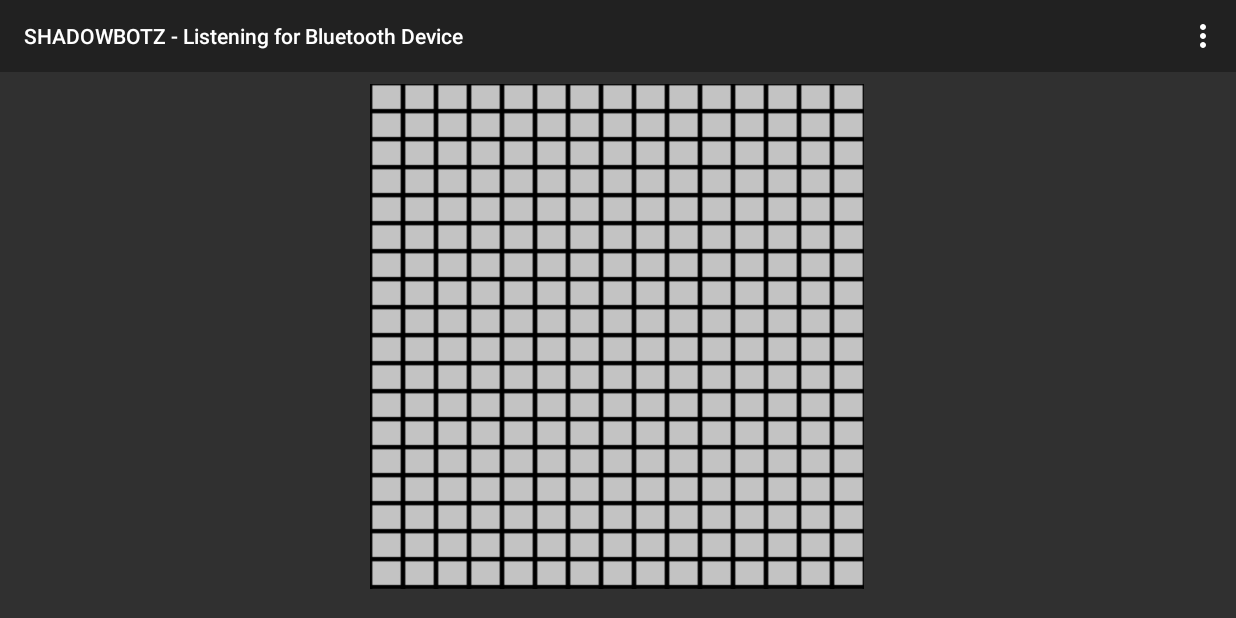
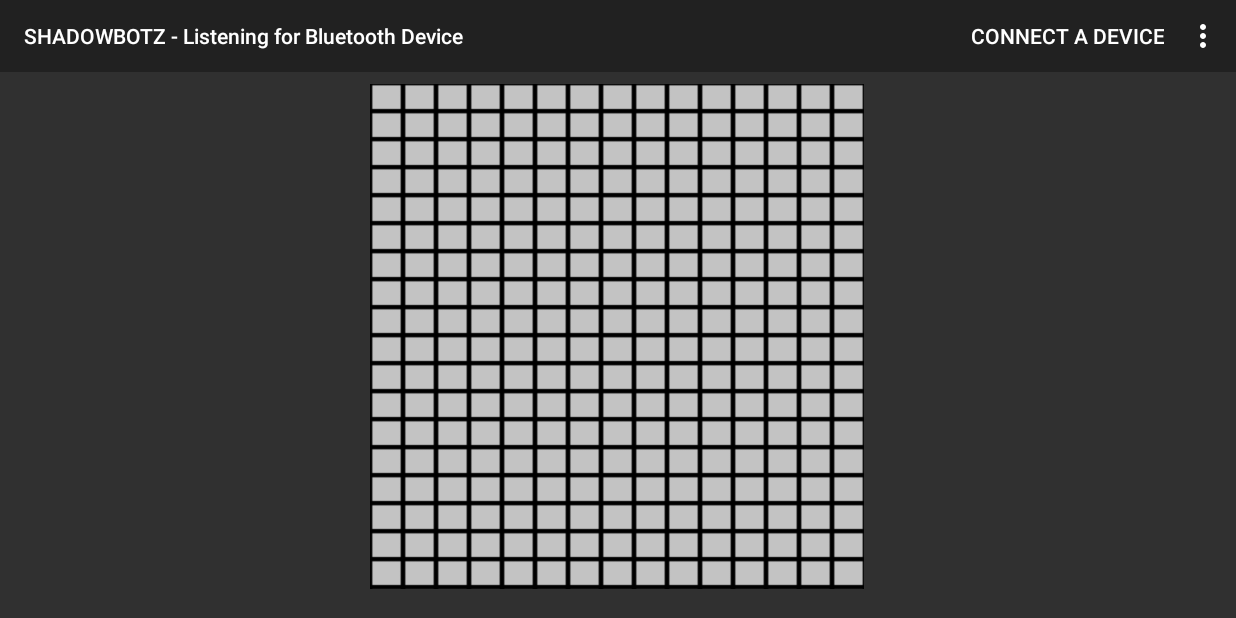
Before and after one commit to hdgwee/scse.cz3004.2018.s1.g11, an Android app: the screen it shows after launch (MainActivity), in the options menu, after a tap on "Enable Discovery", on a phone screen of 824 x 412 dp (held sideways). Run offline under Robolectric (Android 15) with nearby library versions, the phone set to English and light mode, and no system bars; libraries missing offline, so code that uses them is left out: com.andretietz.android, io.realm; plain views replace DirectionView; 3 statements that could not run were skipped.

Commit message:
RadioButton for Exploration and Fastest Path added UI improvements

```diff
--- a/app/src/main/AndroidManifest.xml
+++ b/app/src/main/AndroidManifest.xml
@@ -17,7 +17,6 @@
         android:icon="@mipmap/ic_launcher"
         android:label="@string/app_name"
         android:roundIcon="@mipmap/ic_launcher_round"
-        android:supportsRtl="true"
         android:theme="@style/Theme.AppCompat">
         <activity
             android:name=".View.MainActivity"
@@ -30,7 +29,7 @@
         <activity
             android:name=".View.Bluetooth.BluetoothActivity"
             android:label="@string/title_activity_bluetooth_log"
-            android:screenOrientation="portrait"
+            android:screenOrientation="landscape"
             android:theme="@style/Theme.AppCompat" />
         <activity
             android:name=".View.Bluetooth.DeviceListActivity"
--- a/app/src/main/java/shadowbotz/shadowbotz/View/Bluetooth/BluetoothActivity.java
+++ b/app/src/main/java/shadowbotz/shadowbotz/View/Bluetooth/BluetoothActivity.java
@@ -4,6 +4,7 @@ import android.os.Bundle;
 import android.support.v4.app.FragmentTransaction;
 import android.support.v7.app.AppCompatActivity;
 import android.view.Menu;
+import android.view.WindowManager;
 
 import shadowbotz.shadowbotz.R;
 
@@ -18,6 +19,11 @@ public class BluetoothActivity extends AppCompatActivity {
 
     @Override
     protected void onCreate(Bundle savedInstanceState) {
+
+        // Full Screen
+        getWindow().setFlags(WindowManager.LayoutParams.FLAG_FULLSCREEN,
+                WindowManager.LayoutParams.FLAG_FULLSCREEN);
+
         super.onCreate(savedInstanceState);
         setContentView(R.layout.activity_bluetooth);
 
--- a/app/src/main/java/shadowbotz/shadowbotz/View/RobotFragment.java
+++ b/app/src/main/java/shadowbotz/shadowbotz/View/RobotFragment.java
@@ -18,6 +18,7 @@ import android.widget.Button;
 import android.widget.CompoundButton;
 import android.widget.GridView;
 import android.widget.LinearLayout;
+import android.widget.RadioButton;
 import android.widget.RelativeLayout;
 import android.widget.Switch;
 import android.widget.TextView;
@@ -54,15 +55,18 @@ public class RobotFragment extends Fragment implements Observer {
 
     private Button setWaypoint;
     private Button setRobot;
-    private Button sendCoords;
+    private Button buttonSendCoords;
 
     private boolean autoUpdate=true;
     private boolean canSetWayPoint = false;
     private boolean canSetRobot = false;
-    private boolean rotateSensorOn = true; //change to false to deactivate
+    private boolean rotateSensorOn = false; // Change to false to deactivate
+
+    private Thread threadToSendAction = null;
+    private boolean stopSendingAction = false;
+    private String directionOfAction;
 
     private JSONObject latestGridAction;
-
 
     private DescriptorStringController descriptorStringController;
 
@@ -79,10 +83,11 @@ public class RobotFragment extends Fragment implements Observer {
         final FragmentActivity fragmentBelongActivity = getActivity();
         final FloatingActionButton fab =  view.findViewById(R.id.fab);
         final SharedPreferences sharedPreferences = fragmentBelongActivity.getSharedPreferences(Config.SHARED_PREF_NAME, Context.MODE_PRIVATE);
-        final DirectionView directionView = (DirectionView) view.findViewById(R.id.viewDirection);
+        final DirectionView directionView = view.findViewById(R.id.viewDirection);
 
         final Switch switchMovement = view.findViewById(R.id.switchNavigation);
         final Switch switchUpdate = view.findViewById(R.id.switchUpdate);
+
         final Button buttonStart = view.findViewById(R.id.buttonStart);
         final Button buttonStop = view.findViewById(R.id.buttonStop);
 
@@ -90,13 +95,25 @@ public class RobotFragment extends Fragment implements Observer {
         final TextView textviewRobotHead = view.findViewById(R.id.textview_robot_head);
         final TextView textviewWaypoint = view.findViewById(R.id.textview_waypoint);
 
+        final RadioButton radioExploration = view.findViewById(R.id.radioExploration);
+        final RadioButton radioFastestPath = view.findViewById(R.id.radioFastestPath);
+
         final RelativeLayout leftColumn = view.findViewById(R.id.leftColumn);
         final LinearLayout rightColumn = view.findViewById(R.id.rightColumn);
 
+        final Switch switchRotateBySensor = view.findViewById(R.id.switchRotateBySensor);
+
+        switchRotateBySensor.setOnCheckedChangeListener(new CompoundButton.OnCheckedChangeListener() {
+            @Override
+            public void onCheckedChanged(CompoundButton compoundButton, boolean b) {
+                rotateSensorOn = b;
+            }
+        });
+
         setWaypoint = view.findViewById(R.id.button_way_point);
         setRobot = view.findViewById(R.id.button_robot_position);
-        sendCoords = view.findViewById(R.id.button_send_coords);
-        sendCoords.setEnabled(false);
+        buttonSendCoords = view.findViewById(R.id.button_send_coords);
+        buttonSendCoords.setEnabled(false);
 
         statusTextView = view.findViewById(R.id.statusTextView);
 
@@ -110,7 +127,7 @@ public class RobotFragment extends Fragment implements Observer {
         SensorManager sensorManager = (SensorManager) getActivity().getSystemService(SENSOR_SERVICE);
         Sensor rotationVectorSensor = sensorManager.getDefaultSensor(Sensor.TYPE_ROTATION_VECTOR);
 
-        SensorEventListener  rvListener = new SensorEventListener() {
+        SensorEventListener rvListener = new SensorEventListener() {
             @Override
             public void onSensorChanged(SensorEvent sensorEvent) {
                 if(rotateSensorOn && robot.isHeadPosition() && robot.isBodyPosition()){
@@ -149,14 +166,14 @@ public class RobotFragment extends Fragment implements Observer {
             }
         };
 
-// Register it
+        // Register it
         sensorManager.registerListener(rvListener,
                 rotationVectorSensor, SensorManager.SENSOR_DELAY_NORMAL);
 
         //for onCreateOptionsMenu
         setHasOptionsMenu(true);
 
-        GridView gridview = (GridView) view.findViewById(R.id.gridview);
+        GridView gridview = view.findViewById(R.id.gridview);
         gridview.setAdapter(imageAdapter);
 
         descriptorStringController = new DescriptorStringController(imageAdapter);
@@ -169,7 +186,7 @@ public class RobotFragment extends Fragment implements Observer {
                     if((position%15>=1 && position%15<=13) && Math.abs(19-(Math.abs(position/15))) >=1 && Math.abs(19-(Math.abs(position/15))) <=18){
                         if(!robot.isBodyPosition()){
                             robot.setBody(position);
-                            movementController.setBody(robot); //set the starting position of the robot
+                            movementController.setBody(robot); // Set the starting position of the robot
                             robot.setBodyPosition(true);
                             // MainActivity.sendMessage("Way point: " +robot.getBody()%15 +", "+ Math.abs(19-(Math.abs(position/15))));
 
@@ -185,7 +202,7 @@ public class RobotFragment extends Fragment implements Observer {
 
                                 canSetRobot = false;
                                 setWaypoint.setEnabled(true);
-                                sendCoords.setEnabled(true);
+                                buttonSendCoords.setEnabled(true);
 
                                 leftColumn.setVisibility(View.VISIBLE);
                                 rightColumn.setVisibility(View.VISIBLE);
@@ -213,14 +230,15 @@ public class RobotFragment extends Fragment implements Observer {
 
             }
         });
-        gridview.setOnItemLongClickListener(new AdapterView.OnItemLongClickListener() { //set way point
+
+        // Set way point
+        gridview.setOnItemLongClickListener(new AdapterView.OnItemLongClickListener() {
             @Override
             public boolean onItemLongClick(AdapterView<?> adapterView, View view, int i, long l) {
                 if (canSetWayPoint){
                     robot.setWaypointPosition(i);
                     movementController.setWayPoint(robot, statusTextView);
                     robot.setWaypoint(true);
-                    // MainActivity.sendMessage("Way point: "+ robot.getWaypointPosition()%15  +", "+Math.abs(19-(Math.abs(robot.getWaypointPosition()/15))));
                     canSetWayPoint = false;
                     setRobot.setEnabled(true);
 
@@ -266,7 +284,7 @@ public class RobotFragment extends Fragment implements Observer {
             }
         });
 
-        sendCoords.setOnClickListener(new View.OnClickListener() {
+        buttonSendCoords.setOnClickListener(new View.OnClickListener() {
             @Override
             public void onClick(View view) {
                 JSONObject data = new JSONObject();
@@ -291,28 +309,32 @@ public class RobotFragment extends Fragment implements Observer {
                 }
 
                 MainActivity.sendMessage(jsonObject.toString());
+
+                buttonStart.setEnabled(true);
+                rightColumn.setVisibility(View.VISIBLE);
             }
         });
 
         directionView.setOnButtonListener(new InputView.InputEventListener() {
             @Override public void onInputEvent(View view, int buttons) {
-
                 if(robot.isBodyPosition() && robot.isHeadPosition()){
                     switch (buttons&0xff) {
                         case DirectionView.DIRECTION_DOWN:
                             break;
                         case DirectionView.DIRECTION_RIGHT:
-                            movementController.turnRight(robot);
-                            MainActivity.sendMessage("right");
+                            startActionThread();
+                            directionOfAction = "right";
                             break;
-
                         case DirectionView.DIRECTION_LEFT:
-                            movementController.turnLeft(robot);
-                            MainActivity.sendMessage("left");
+                            startActionThread();
+                            directionOfAction = "left";
                             break;
-                        case DirectionView.DIRECTION_UP: //move forward
-                            movementController.moveForward(robot);
-                            MainActivity.sendMessage("forward");
+                        case DirectionView.DIRECTION_UP:
+                            startActionThread();
+                            directionOfAction = "forward";
+                            break;
+                        default:
+                            stopSendingAction = true;
                             break;
                     }
                 }
@@ -342,7 +364,6 @@ public class RobotFragment extends Fragment implements Observer {
                 if (b){
                     fab.setVisibility(View.GONE);
                     fab.setActivated(false);
-                    Toast.makeText(fragmentBelongActivity, "Auto updating", Toast.LENGTH_SHORT).show();
                     autoUpdate = true;
                 }
                 else{
@@ -353,32 +374,23 @@ public class RobotFragment extends Fragment implements Observer {
             }
         });
 
-        //set auto buttons to invisible
-        buttonStart.setVisibility(View.GONE);
-        buttonStart.setActivated(false);
-        buttonStop.setVisibility(View.GONE);
-        buttonStop.setActivated(false);
-        buttonStop.setEnabled(false);
-
         switchMovement.setOnCheckedChangeListener(new CompoundButton.OnCheckedChangeListener() {
             @Override
             public void onCheckedChanged(CompoundButton compoundButton, boolean b) {
                 if(b){ // if auto
-                    directionView.setVisibility(View.GONE);
-                    directionView.setActivated(false);
-                    buttonStart.setVisibility(View.VISIBLE);
-                    buttonStart.setActivated(true);
-                    buttonStop.setVisibility(View.VISIBLE);
-                    buttonStop.setActivated(true);
+                    LinearLayout linearLayoutForAutoNavigate = view.findViewById(R.id.linearLayoutForAutoNavigate);
+                    linearLayoutForAutoNavigate.setVisibility(View.VISIBLE);
 
+                    LinearLayout linearLayoutForDirectionalPad = view.findViewById(R.id.linearLayoutForDirectionalPad);
+                    linearLayoutForDirectionalPad.setVisibility(View.GONE);
                 }
                 else{
-                    directionView.setVisibility(View.VISIBLE);
-                    directionView.setActivated(true);
-                    buttonStart.setVisibility(View.GONE);
-                    buttonStart.setActivated(false);
-                    buttonStop.setVisibility(View.GONE);
-                    buttonStop.setActivated(false);
+
+                    LinearLayout linearLayoutForAutoNavigate = view.findViewById(R.id.linearLayoutForAutoNavigate);
+                    linearLayoutForAutoNavigate.setVisibility(View.GONE);
+
+                    LinearLayout linearLayoutForDirectionalPad = view.findViewById(R.id.linearLayoutForDirectionalPad);
+                    linearLayoutForDirectionalPad.setVisibility(View.VISIBLE);
                 }
             }
         });
@@ -387,9 +399,17 @@ public class RobotFragment extends Fragment implements Observer {
             @Override
             public void onClick(View view) {
                 //TODO: implement start function
-                Toast.makeText(fragmentBelongActivity, "Start", Toast.LENGTH_SHORT).show();
-                buttonStart.setEnabled(false);
-                buttonStop.setEnabled(true);
+                buttonStart.setVisibility(View.GONE);
+                buttonStop.setVisibility(View.VISIBLE);
+
+                if(radioExploration.isChecked()) {
+                    MainActivity.sendMessage("{ \"action\": \"start_auto_navigate_exploration\" }");
+                }
+                else if(radioFastestPath.isChecked()){
+                    MainActivity.sendMessage("{ \"action\": \"start_auto_navigate_fastest_path\" }");
+                }
+
+                buttonSendCoords.setEnabled(false);
             }
         });
 
@@ -397,9 +417,11 @@ public class RobotFragment extends Fragment implements Observer {
             @Override
             public void onClick(View view) {
                 //TODO: implement stop function
-                Toast.makeText(fragmentBelongActivity, "Stop", Toast.LENGTH_SHORT).show();
-                buttonStop.setEnabled(false);
-                buttonStart.setEnabled(true);
+                buttonStart.setVisibility(View.VISIBLE);
+                buttonStop.setVisibility(View.GONE);
+                MainActivity.sendMessage("{ \"action\": \"stop_auto_navigate\" }");
+
+                buttonSendCoords.setEnabled(true);
             }
         });
 
@@ -496,4 +518,45 @@ public class RobotFragment extends Fragment implements Observer {
     public void setSubject(Subject sub) {
         this.topic = sub;
     }
+
+    public void startActionThread() {
+        stopSendingAction = false;
+
+        if(threadToSendAction != null && threadToSendAction.isAlive()) {
+        }
+        else {
+            threadToSendAction = new Thread() {
+                public void run() {
+                    while (!stopSendingAction) {
+                        getActivity().runOnUiThread(new Runnable() {
+                            @Override
+                            public void run() {
+                                switch (directionOfAction) {
+                                    case ("left"):
+                                        movementController.turnLeft(robot);
+                                        break;
+                                    case ("right"):
+                                        movementController.turnRight(robot);
+                                        break;
+                                    case ("forward"):
+                                        movementController.moveForward(robot);
+                                        break;
+                                    default:
+                                        break;
+                                }
+                                MainActivity.sendMessage(directionOfAction);
+                            }
+                        });
+
+                        try {
+                            Thread.sleep(200);
+                        } catch (InterruptedException e) {
+                            e.printStackTrace();
+                        }
+                    }
+                }
+            };
+            threadToSendAction.start();
+        }
+    }
 }
--- a/app/src/main/res/layout/fragment_robot.xml
+++ b/app/src/main/res/layout/fragment_robot.xml
@@ -21,20 +21,21 @@
             android:layout_weight="0.3">
 
             <LinearLayout
+                android:id="@+id/linearLayoutSetup"
                 android:layout_width="match_parent"
-                android:layout_height="match_parent"
+                android:layout_height="wrap_content"
                 android:orientation="vertical">
 
                 <Button
-                    android:id="@+id/button_way_point"
-                    android:text="Set Waypoint"
+                    android:id="@+id/button_robot_position"
+                    android:text="Set Robot Position"
                     android:background="@drawable/button_ghost"
                     android:layout_width="match_parent"
                     android:layout_height="wrap_content" />
 
                 <Button
-                    android:id="@+id/button_robot_position"
-                    android:text="Set Robot Position"
+                    android:id="@+id/button_way_point"
+                    android:text="Set Waypoint"
                     android:background="@drawable/button_ghost"
                     android:layout_width="match_parent"
                     android:layout_height="wrap_content" />
@@ -46,9 +47,12 @@
                     android:layout_width="match_parent"
                     android:layout_height="wrap_content" />
 
+            </LinearLayout>
+
             <LinearLayout
                 android:layout_width="match_parent"
                 android:layout_height="wrap_content"
+                android:layout_below="@id/linearLayoutSetup"
                 android:padding="4dp"
                 android:orientation="vertical">
 
@@ -84,8 +88,6 @@
                     android:id="@+id/textview_waypoint"
                     android:layout_width="match_parent"
                     android:layout_height="wrap_content" />
-
-                </LinearLayout>
 
             </LinearLayout>
 
@@ -150,22 +152,30 @@
             android:id="@+id/rightColumn"
             android:layout_width="0dp"
             android:layout_height="match_parent"
+            android:paddingLeft="8dp"
+            android:paddingRight="8dp"
             android:orientation="vertical"
+            android:visibility="gone"
             android:layout_weight="0.3">
 
             <LinearLayout
                 android:layout_width="match_parent"
                 android:layout_height="wrap_content"
-                android:paddingStart="4dp"
                 android:orientation="vertical">
+
+                <Switch
+                    android:id="@+id/switchRotateBySensor"
+                    android:layout_width="match_parent"
+                    android:layout_height="wrap_content"
+                    android:text="Rotate By Sensor"
+                    android:checked="false" />
 
                 <Switch
                     android:id="@+id/switchNavigation"
                     android:layout_width="match_parent"
                     android:layout_height="wrap_content"
                     android:text="Auto Navigate"
-                    android:checked="false" />
-
+                    android:checked="true" />
 
                 <Switch
                     android:id="@+id/switchUpdate"
@@ -180,6 +190,8 @@
                 android:layout_width="match_parent"
                 android:layout_height="wrap_content"
                 android:orientation="horizontal"
+                android:paddingTop="16dp"
+                android:paddingBottom="16dp"
                 android:weightSum="1">
 
                 <Button
@@ -197,14 +209,15 @@
                     android:layout_height="wrap_content"
                     android:text="L2"
                     android:layout_weight="0.5" />
-
             </LinearLayout>
 
             <LinearLayout
+                android:id="@+id/linearLayoutForDirectionalPad"
                 android:layout_width="match_parent"
                 android:layout_height="wrap_content"
-                android:paddingTop="16dp"
-                android:gravity="center">
+                android:paddingTop="64dp"
+                android:gravity="center"
+                android:visibility="gone">
 
                 <com.andretietz.android.controller.DirectionView
                     android:id="@+id/viewDirection"
@@ -214,25 +227,43 @@
             </LinearLayout>
 
             <LinearLayout
+                android:id="@+id/linearLayoutForAutoNavigate"
                 android:layout_width="match_parent"
                 android:layout_height="wrap_content"
-                android:orientation="horizontal"
-                android:weightSum="1">
+                android:orientation="vertical">
+
+                <RadioGroup xmlns:android="http://schemas.android.com/apk/res/android"
+                    android:layout_width="match_parent"
+                    android:layout_height="64dp"
+                    android:orientation="vertical">
+
+                    <RadioButton android:id="@+id/radioExploration"
+                        android:layout_width="match_parent"
+                        android:layout_height="wrap_content"
+                        android:checked="true"
+                        android:text="Exploration" />
+
+                    <RadioButton android:id="@+id/radioFastestPath"
+                        android:layout_width="match_parent"
+                        android:layout_height="wrap_content"
+                        android:text="Fastest Path" />
+
+                </RadioGroup>
 
                 <Button
                     android:id="@+id/buttonStart"
                     android:background="@drawable/button_ghost"
-                    android:layout_width="wrap_content"
-                    android:layout_height="wrap_content"
-                    android:layout_weight="0.5"
+                    android:layout_width="match_parent"
+                    android:layout_height="160dp"
+                    android:enabled="false"
                     android:text="@string/start" />
 
                 <Button
                     android:id="@+id/buttonStop"
                     android:background="@drawable/button_ghost"
-                    android:layout_width="wrap_content"
-                    android:layout_height="wrap_content"
-                    android:layout_weight="0.5"
+                    android:layout_width="match_parent"
+                    android:layout_height="160dp"
+                    android:visibility="gone"
                     android:text="@string/stop" />
 
             </LinearLayout>
--- a/app/src/main/res/menu/main.xml
+++ b/app/src/main/res/menu/main.xml
@@ -5,7 +5,7 @@
     <item
         android:id="@+id/secure_connect_scan"
         android:title="@string/secure_connect"
-        app:showAsAction="never" />
+        app:showAsAction="always" />
 
     <!--<item
         android:id="@+id/insecure_connect_scan"
```
Lines whose indentation alone changed are shown as unchanged.
